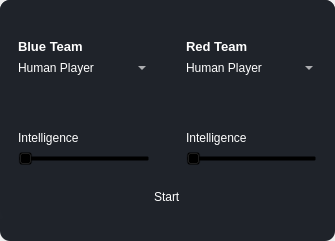
Before: the Qt Designer form ui/dialogs/open_practice_draft.ui in elian-olbz/mlbb-drafting-and-simulation-tools, drawn with Qt 5.
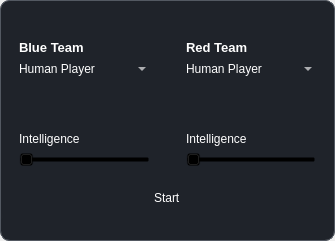
After: the same form once the commit is applied. Icons and pictures are not drawn.

The edit to the form file:
```diff
--- a/ui/dialogs/open_practice_draft.ui
+++ b/ui/dialogs/open_practice_draft.ui
@@ -20,7 +20,9 @@
    <string>Select Player Types</string>
   </property>
   <property name="styleSheet">
-   <string notr="true">border-radius: 10px;</string>
+   <string notr="true">border-radius: 10px;
+border:1px solid; 
+border-color:rgb(83, 89, 98);</string>
   </property>
   <layout class="QVBoxLayout" name="verticalLayout">
    <property name="spacing">
```
Left out of the diff: 1 changed line with no effect on the pictures.
